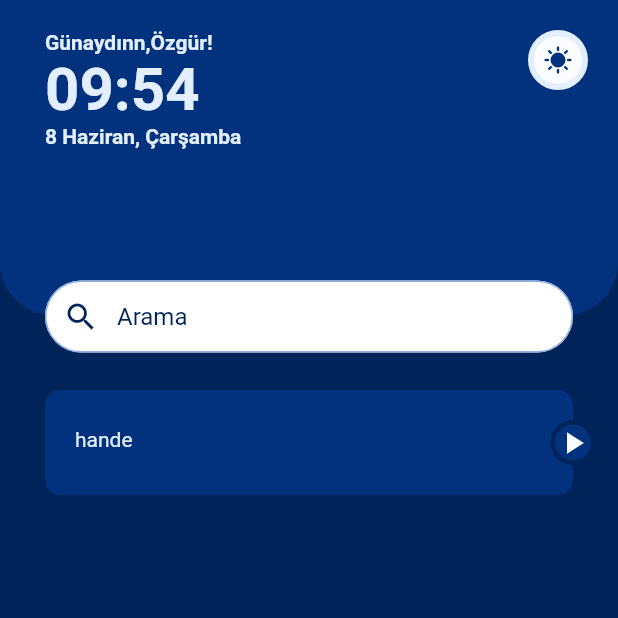
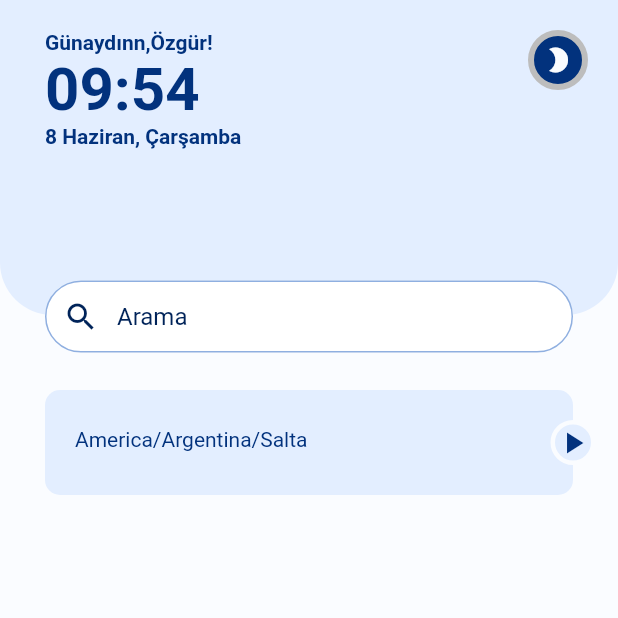
Before and after one commit to handekarai/WorldClockApp, a Flutter app: the screen it shows after launch, on a phone screen of 412 x 824 dp, the top half of it. Run offline on Flutter 3.47's test engine with Material 2 defaults, Android fonts, the phone set to English and light mode, and no system bars; our stand-ins replace flutter_mobx, mobx; generated files the repository leaves out were written again; network calls fail; statements that could not run were skipped.

Commit message:
homeViewModel created; network layer added; api connection created

```diff
--- a/worldclockapp/lib/main.dart
+++ b/worldclockapp/lib/main.dart
@@ -1,7 +1,13 @@
 import 'package:flutter/material.dart';
 import 'view/screen/home_screen.dart';
+import 'package:mobx/mobx.dart';
 
 void main() {
+   mainContext.config = mainContext.config.clone(
+    isSpyEnabled: true,
+  );
+
+  mainContext.spy(print);
   runApp(const MyApp());
 }
 
--- a/worldclockapp/lib/view/screen/detail_screen.dart
+++ b/worldclockapp/lib/view/screen/detail_screen.dart
@@ -5,9 +5,11 @@ import '../widget/time_container.dart';
 import '../widget/detail_text_widget.dart';
 
 class DetailScreen extends StatelessWidget {
-  const DetailScreen({Key? key, required this.isLight}) : super(key: key);
+  const DetailScreen({Key? key, required this.isLight, this.selectedTimeZone}) : super(key: key);
 
   final bool isLight;
+  final selectedTimeZone;
+
   @override
   Widget build(BuildContext context) {
     return Scaffold(
@@ -54,7 +56,7 @@ class DetailScreen extends StatelessWidget {
         ),
         DetailTextWidget(isLight: isLight, text: 'Abidjan'),
         const SizedBox(height: 5.0),
-        DetailTextWidget(isLight: isLight, text: 'Africa'),
+        DetailTextWidget(isLight: isLight, text: selectedTimeZone.timezone),
         const SizedBox(height: 30.0),
         DetailTextWidget(isLight: isLight, text: 'Çarşamba, GMT + 01:00'),
         const SizedBox(height: 5.0),
--- a/worldclockapp/lib/view/screen/home_screen.dart
+++ b/worldclockapp/lib/view/screen/home_screen.dart
@@ -3,17 +3,29 @@ import 'package:worldclockapp/constant.dart';
 import 'package:worldclockapp/view/widget/welcome_widget.dart';
 import 'package:worldclockapp/view/widget/theme_button.dart';
 import 'package:worldclockapp/view/widget/region_list_item_button.dart';
+import 'package:worldclockapp/view_model/home_view_model.dart';
+import 'package:flutter_mobx/flutter_mobx.dart';
 
 import 'detail_screen.dart';
 
 class HomeScreen extends StatelessWidget {
   HomeScreen({Key? key}) : super(key: key);
 
-  var isLight = false;
+  final HomeViewModel _homeViewModel = HomeViewModel();
+
+  setupData() async{
+    await _homeViewModel.getUserTimeZone();
+   // print(_homeViewModel.userTimeZone.datetime);
+    await _homeViewModel.getRegionTimeZone();
+
+  }
+
   @override
   Widget build(BuildContext context) {
-    return Scaffold(
-      backgroundColor: isLight ? lightBg: darkColor,
+    setupData();
+    return Observer(
+      builder: (context) => Scaffold(
+        backgroundColor: _homeViewModel.isLight ? lightBg : darkColor,
         body: Column(
           children: [
             SizedBox(
@@ -24,20 +36,22 @@ class HomeScreen extends StatelessWidget {
                     Container(
                       height: 210.0,
                       decoration: BoxDecoration(
-                          color: isLight ? lightBlue: dark2Color,
-                          borderRadius:
-                              const BorderRadius.vertical(bottom: Radius.circular(35.0)),
+                        color: _homeViewModel.isLight ? lightBlue : dark2Color,
+                        borderRadius: const BorderRadius.vertical(
+                            bottom: Radius.circular(35.0)),
                       ),
                     ),
                     Positioned(
                       top: MediaQuery.of(context).padding.top + 20.0,
                       left: 30.0,
-                      child: WelcomeWidget(isLight: isLight),
+                      child: WelcomeWidget(isLight: _homeViewModel.isLight),
                     ),
                     Positioned(
                         top: MediaQuery.of(context).padding.top + 20.0,
                         right: 20.0,
-                      child: ThemeButton(isLight: isLight)),
+                        child: ThemeButton(
+                            isLight: _homeViewModel.isLight,
+                            onTap: _homeViewModel.changeTheme)),
                     Align(
                       alignment: Alignment.bottomCenter,
                       child: Padding(
@@ -68,12 +82,19 @@ class HomeScreen extends StatelessWidget {
             const SizedBox(height: 10.0),
             SizedBox(
               width: MediaQuery.of(context).size.width,
-                  child: RegionListItemButton(isLight: isLight,onPressed: (){
-                    Navigator.push(context, MaterialPageRoute(builder: (context) => DetailScreen(isLight: isLight)));
+              child: RegionListItemButton(
+                  isLight: _homeViewModel.isLight,
+                  onPressed: () {
+                    Navigator.push(
+                        context,
+                        MaterialPageRoute(
+                            builder: (context) =>
+                                DetailScreen(isLight: _homeViewModel.isLight,selectedTimeZone: _homeViewModel.selectedTimeZone)));
                   }),
             )
           ],
         ),
+      ),
     );
   }
 }
--- a/worldclockapp/lib/view/widget/region_list_item_button.dart
+++ b/worldclockapp/lib/view/widget/region_list_item_button.dart
@@ -28,7 +28,7 @@ class RegionListItemButton extends StatelessWidget {
               ),
               child: Padding(
                 padding: const EdgeInsets.fromLTRB(20.0, 25.0, 20.0, 25.0),
-                child: Text('hande', style: TextStyle( color: isLight ? dark2Color: lightBlue)),
+                child: Text('America/Argentina/Salta', style: TextStyle( color: isLight ? dark2Color: lightBlue)),
               ),
             ),
           ),
--- a/worldclockapp/lib/view/widget/theme_button.dart
+++ b/worldclockapp/lib/view/widget/theme_button.dart
@@ -1,18 +1,20 @@
 import 'package:flutter/material.dart';
 import 'package:worldclockapp/constant.dart';
+import 'package:flutter_mobx/flutter_mobx.dart';
 
 class ThemeButton extends StatelessWidget {
   const ThemeButton({
     Key? key,
-    required this.isLight,
+    required this.isLight, required this.onTap,
   }) : super(key: key);
 
   final bool isLight;
+  final Function onTap;
 
   @override
   Widget build(BuildContext context) {
     return GestureDetector(
-        onTap: (){print("asd");} ,
+        onTap: () => onTap(),
         child: Container(
           height: 40.0,
           width: 40.0,
--- a/worldclockapp/pubspec.yaml
+++ b/worldclockapp/pubspec.yaml
@@ -33,6 +33,7 @@ dependencies:
     sdk: flutter
   flutter_mobx: ^2.0.6+1
   http: ^0.13.4
+  intl: ^0.17.0
   mobx: ^2.0.7+3
   mobx_codegen: ^2.0.7
 
```
Also changed, not shown: worldclockapp/lib/model/region_list_item_model.dart (added, +48 -0 lines), worldclockapp/lib/service/api_helper.dart (added, +38 -0 lines), worldclockapp/lib/service/app_exception.dart (added, +27 -0 lines), worldclockapp/lib/service/world_time_api_service.dart (added, +14 -0 lines), worldclockapp/lib/view_model/home_view_model.dart (+35 -0 lines), worldclockapp/lib/view_model/home_view_model.g.dart (added), worldclockapp/pubspec.lock. Lines whose indentation alone changed are shown as unchanged.
